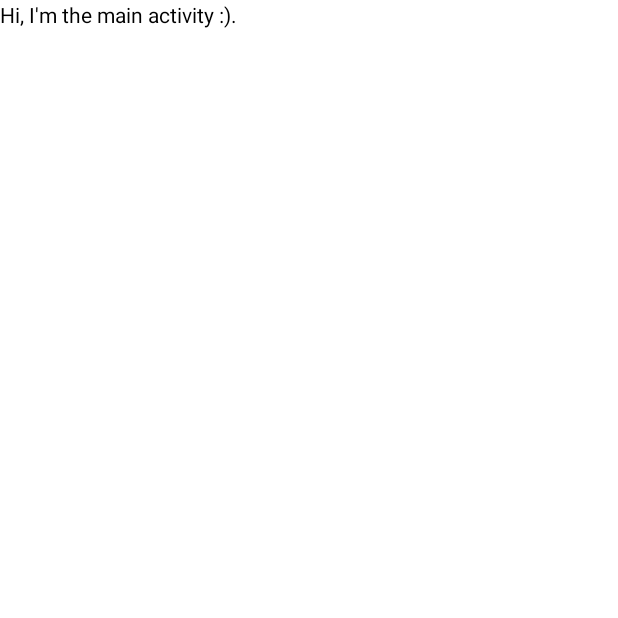
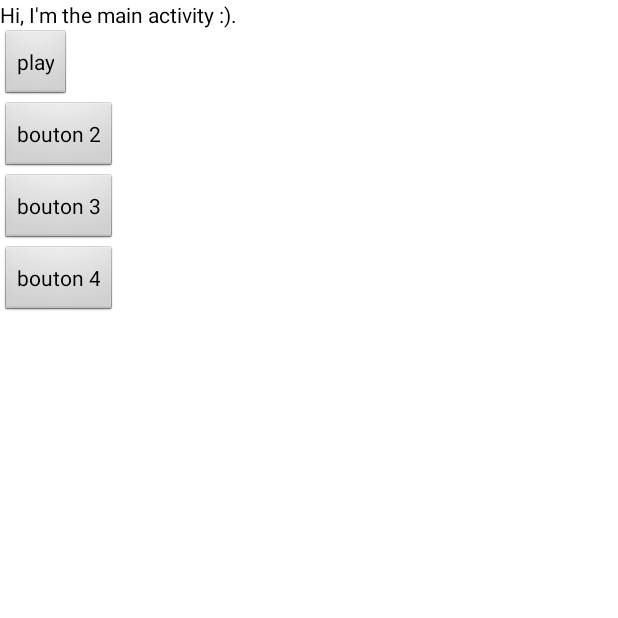
Before and after one commit to spaceappslyon/laho, an Android app: the MainActivity screen opened directly, with no data from a screen before it, on a phone screen of 412 x 824 dp, the top half of it. Before the commit the part shown is almost empty. Run offline under Robolectric (Android 15) with nearby library versions, the light colour scheme and no system bars.

Commit message:
Soyons honêtes, ca ne marche pas encore mais ca vient sans doute ! x)

```diff
--- a/Roger2Space/app/src/main/AndroidManifest.xml
+++ b/Roger2Space/app/src/main/AndroidManifest.xml
@@ -1,7 +1,9 @@
 <?xml version="1.0" encoding="utf-8"?>
 <manifest xmlns:android="http://schemas.android.com/apk/res/android"
     package="com.laho.roger2space" >
+    <uses-permission android:name="android.permission.WRITE_EXTERNAL_STORAGE"/>
 
+    <uses-permission android:name="android.permission.INTERNET"/>
     <application
         android:allowBackup="true"
         android:icon="@mipmap/ic_launcher"
@@ -11,14 +13,12 @@
             android:name=".MainActivity"
             android:label="@string/app_name"
             android:theme="@android:style/Theme.Black.NoTitleBar">
-            <!--
             <intent-filter>
                 <action android:name="android.intent.action.MAIN" />
 
                 <category android:name="android.intent.category.LAUNCHER" />
             </intent-filter>
 
-            -->
         </activity>
 
 
@@ -32,6 +32,7 @@
                 <category android:name="android.intent.category.LAUNCHER" />
             </intent-filter>
         </activity>
+
     </application>
 
 </manifest>
--- a/Roger2Space/app/src/main/res/layout/activity_main.xml
+++ b/Roger2Space/app/src/main/res/layout/activity_main.xml
@@ -3,7 +3,33 @@
     tools:context=".MainActivity"
     style="@style/main_layouts">
 
-    <TextView android:text="Hi, I'm the main activity :)."
-        style="@style/main_labels"/>
+    <LinearLayout
+        android:layout_width="fill_parent"
+        android:layout_height="fill_parent"
+        android:orientation="vertical">
+
+        <TextView android:text="Hi, I'm the main activity :)."
+                  style="@style/main_labels"/>
+
+        <Button
+            android:layout_width="wrap_content"
+            android:layout_height="wrap_content"
+            android:id="@+id/playbutton"
+            android:text="play"/>
+        <Button
+            android:layout_width="wrap_content"
+            android:layout_height="wrap_content"
+            android:text="bouton 2"/>
+        <Button
+            android:layout_width="wrap_content"
+            android:layout_height="wrap_content"
+            android:text="bouton 3"/>
+        <Button
+            android:layout_width="wrap_content"
+            android:layout_height="wrap_content"
+            android:text="bouton 4"/>
+
+    </LinearLayout>
+
 
 </RelativeLayout>
```
Also changed, not shown: Roger2Space/app/src/main/java/com/laho/roger2space/MainActivity.java (+84 -5 lines), Roger2Space/app/src/main/res/mipmap-hdpi/ic_launcher.png, Roger2Space/app/src/main/res/mipmap-mdpi/ic_launcher.png, Roger2Space/app/src/main/res/mipmap-xhdpi/ic_launcher.png, Roger2Space/app/src/main/res/mipmap-xxhdpi/ic_launcher.png.
